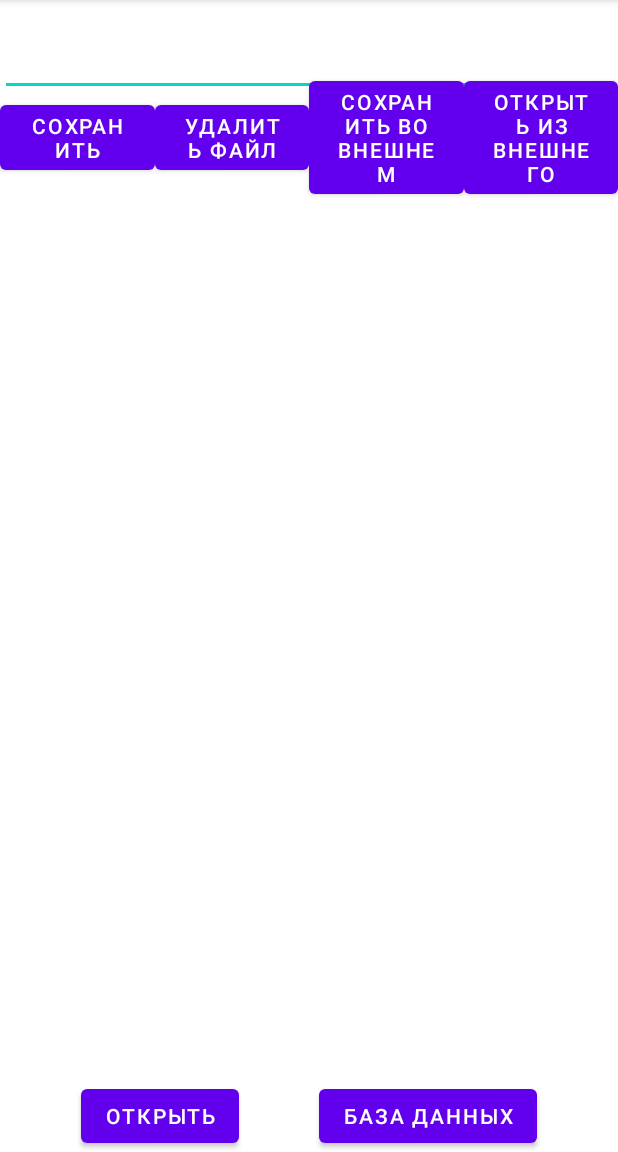
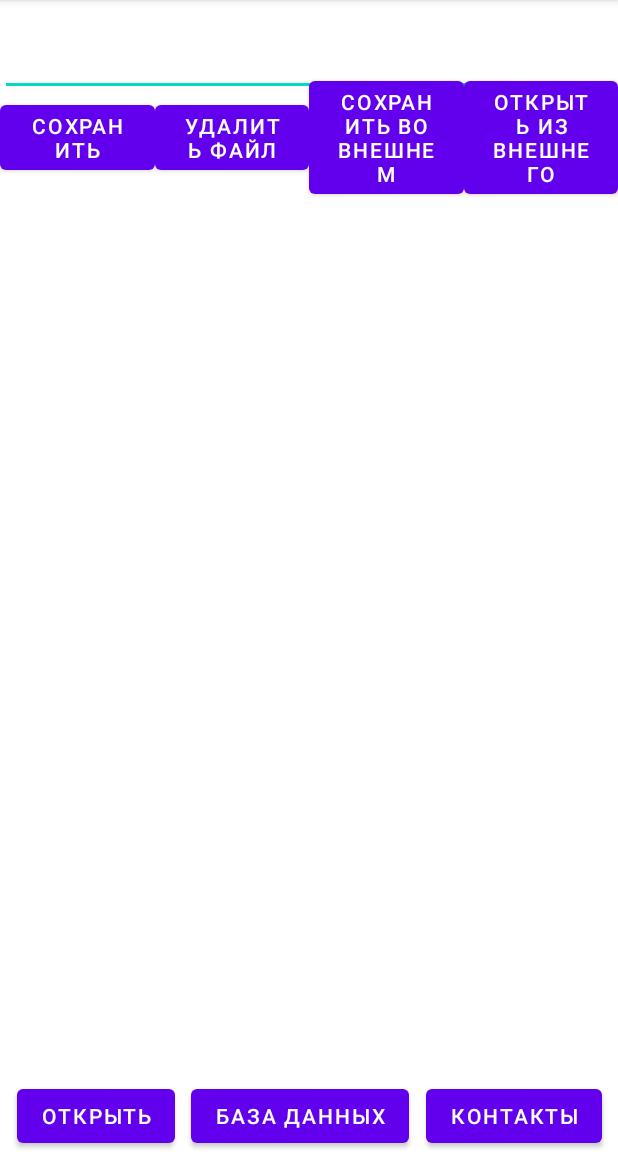
Before and after one commit to griguk77/FilesAndDB, an Android app: the screen it shows after launch (MainActivity), on a phone screen of 412 x 824 dp, the part 84-1236 px from its top. Run offline under Robolectric (Android 15) with nearby library versions, the phone set to English and light mode, and no system bars.

Commit message:
Contact update

```diff
--- a/app/src/main/java/com/mycompany/myapplication6/MainActivity.java
+++ b/app/src/main/java/com/mycompany/myapplication6/MainActivity.java
@@ -1,7 +1,9 @@
 package com.mycompany.myapplication6;
 
 import androidx.appcompat.app.AppCompatActivity;
+import androidx.core.app.ActivityCompat;
 
+import android.Manifest;
 import android.content.Intent;
 import android.os.Bundle;
 import android.view.View;
@@ -23,6 +25,8 @@ public class MainActivity extends AppCompatActivity {
     protected void onCreate(Bundle savedInstanceState) {
         super.onCreate(savedInstanceState);
         setContentView(R.layout.activity_main);
+        ActivityCompat.requestPermissions(MainActivity.this,
+                new String[]{Manifest.permission.READ_CONTACTS},1);
     }
 
     // сохранение файла
@@ -127,4 +131,9 @@ public class MainActivity extends AppCompatActivity {
         Intent intent = new Intent(this, DB.class);
         startActivity(intent);
     }
+
+    public void contact(View view) {
+        Intent intent = new Intent(this, ContactActivity.class);
+        startActivity(intent);
+    }
 }
--- a/app/src/main/res/layout/activity_main.xml
+++ b/app/src/main/res/layout/activity_main.xml
@@ -96,6 +96,17 @@
         android:text="База данных"
         app:layout_constraintBottom_toBottomOf="parent"
         app:layout_constraintLeft_toRightOf="@id/open_text"
+        app:layout_constraintRight_toLeftOf="@id/contact"
+        app:layout_constraintTop_toBottomOf="@+id/text" />
+
+    <Button
+        android:id="@+id/contact"
+        android:layout_width="wrap_content"
+        android:layout_height="wrap_content"
+        android:onClick="contact"
+        android:text="Контакты"
+        app:layout_constraintBottom_toBottomOf="parent"
+        app:layout_constraintLeft_toRightOf="@id/db"
         app:layout_constraintRight_toRightOf="parent"
         app:layout_constraintTop_toBottomOf="@+id/text" />
 
```
Also changed, not shown: app/src/main/AndroidManifest.xml (+7 -3 lines).
